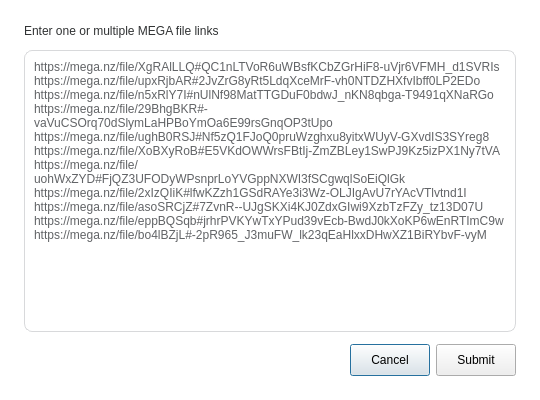
Above: src/MEGASync/gui/ui/PasteMegaLinksDialog.ui from meganz/MEGAsync before the change. Below: the same form after it.
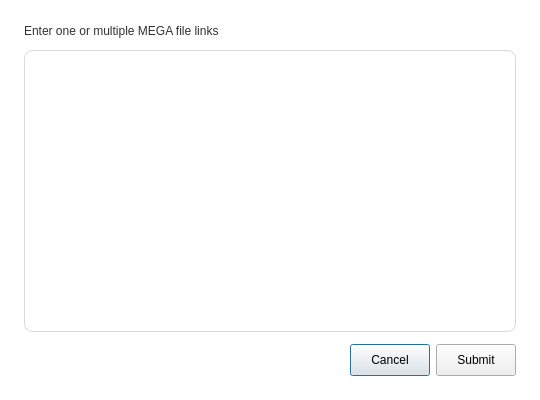
That is the form after the change.

```diff
--- a/src/MEGASync/gui/ui/PasteMegaLinksDialog.ui
+++ b/src/MEGASync/gui/ui/PasteMegaLinksDialog.ui
@@ -103,17 +103,7 @@
       <enum>QPlainTextEdit::WidgetWidth</enum>
      </property>
      <property name="plainText">
-      <string>https://mega.nz/file/XgRAlLLQ#QC1nLTVoR6uWBsfKCbZGrHiF8-uVjr6VFMH_d1SVRIs
-https://mega.nz/file/upxRjbAR#2JvZrG8yRt5LdqXceMrF-vh0NTDZHXfvIbff0LP2EDo
-https://mega.nz/file/n5xRlY7I#nUlNf98MatTTGDuF0bdwJ_nKN8qbga-T9491qXNaRGo
-https://mega.nz/file/29BhgBKR#-vaVuCSOrq70dSlymLaHPBoYmOa6E99rsGnqOP3tUpo
-https://mega.nz/file/ughB0RSJ#Nf5zQ1FJoQ0pruWzghxu8yitxWUyV-GXvdIS3SYreg8
-https://mega.nz/file/XoBXyRoB#E5VKdOWWrsFBtIj-ZmZBLey1SwPJ9Kz5izPX1Ny7tVA
-https://mega.nz/file/uohWxZYD#FjQZ3UFODyWPsnprLoYVGppNXWI3fSCgwqlSoEiQlGk
-https://mega.nz/file/2xIzQIiK#lfwKZzh1GSdRAYe3i3Wz-OLJIgAvU7rYAcVTlvtnd1I
-https://mega.nz/file/asoSRCjZ#7ZvnR--UJgSKXi4KJ0ZdxGIwi9XzbTzFZy_tz13D07U
-https://mega.nz/file/eppBQSqb#jrhrPVKYwTxYPud39vEcb-BwdJ0kXoKP6wEnRTImC9w
-https://mega.nz/file/bo4lBZjL#-2pR965_J3muFW_lk23qEaHlxxDHwXZ1BiRYbvF-vyM</string>
+      <string/>
      </property>
      <property name="centerOnScroll">
       <bool>false</bool>
```
